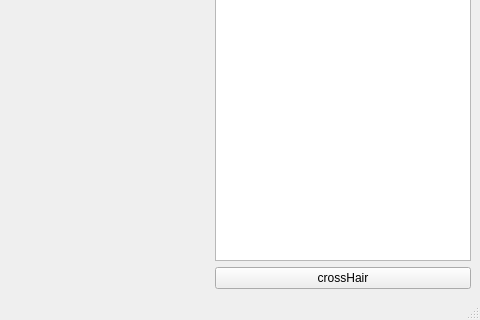
Before: the Qt Designer form QtVTKRenderWindows.ui in momostarsky/JpDcm3D, drawn with Qt 5; both pictures show x 604 to 1084 and y 380 to 700 of the 1084 by 700 pixel window.
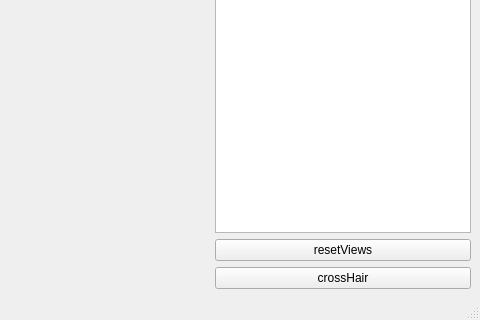
After: the same form once the commit is applied. Icons and pictures are not drawn. Custom widgets are drawn as their Qt base class.

The edit to the form file:
```diff
--- a/QtVTKRenderWindows.ui
+++ b/QtVTKRenderWindows.ui
@@ -122,6 +122,13 @@
        </property>
       </widget>
      </item>
+     <item>
+      <widget class="QPushButton" name="btnResetViews">
+       <property name="text">
+        <string>resetViews</string>
+       </property>
+      </widget>
+     </item>
      <item>
       <widget class="QPushButton" name="btnCrossHair">
        <property name="text">
```
